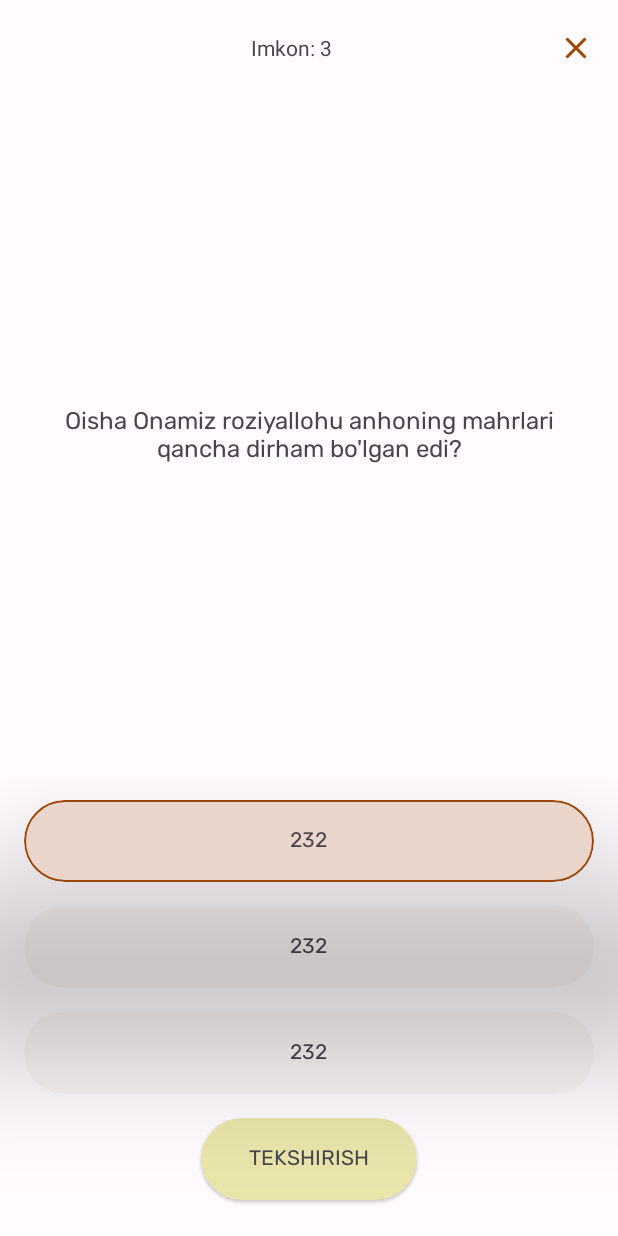
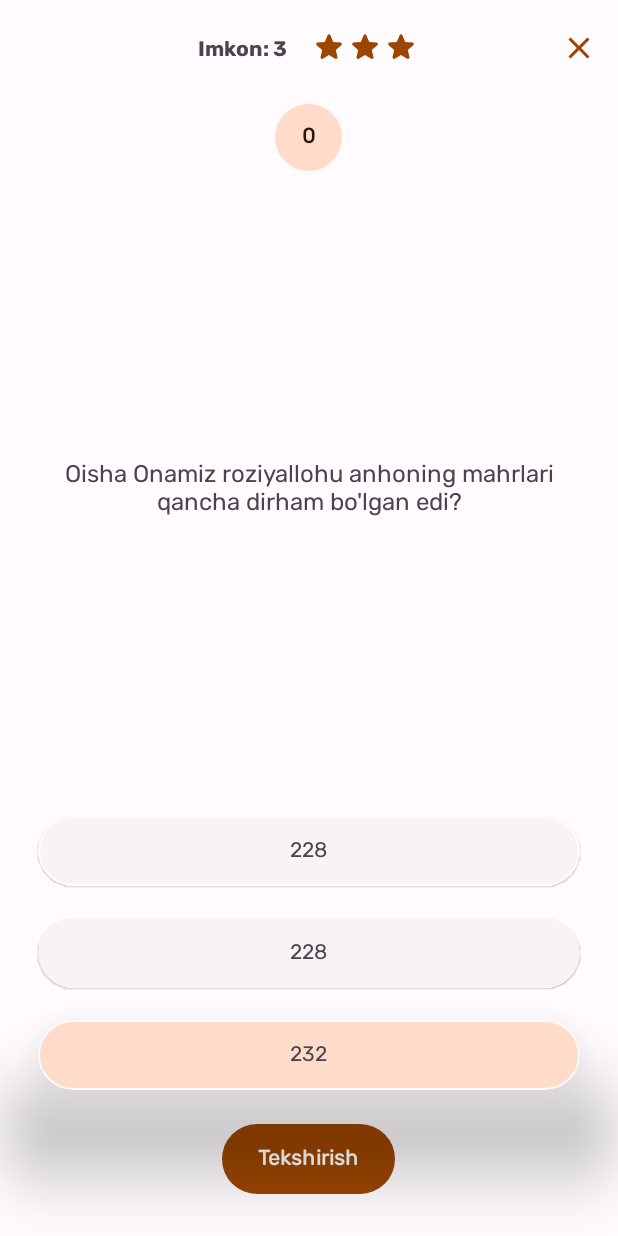
Before and after one commit to mbr1993/android_quiz_app, an Android app: the TestFragment screen opened through its navigation route, after a tap on "232", on a phone screen of 412 x 824 dp. Run offline under Robolectric (Android 15) with nearby library versions, the light colour scheme and no system bars; our stand-ins replace navigation-ui; 2 other taps on this screen came first.

Commit message:
added stars

```diff
--- a/app/src/main/java/uz/mbr/quiz/ui/TestFragment.kt
+++ b/app/src/main/java/uz/mbr/quiz/ui/TestFragment.kt
@@ -21,39 +21,48 @@ class TestFragment : Fragment() {
         val root: View = binding.root
 
         with(binding) {
-            btnScore.setOnClickListener {
+            btnClose.setOnClickListener {
                 findNavController().navigate(R.id.action_testFragment_to_navigation_home)
             }
 
             question1.setOnClickListener {
-                question1.cardElevation = 100F
+                question1.setCardBackgroundColor(resources.getColor(R.color.md_theme_primaryContainer))
+                question1.strokeWidth = 2
+
+                question2.setCardBackgroundColor(resources.getColor(R.color.md_theme_background))
+                question3.setCardBackgroundColor(resources.getColor(R.color.md_theme_background))
+//                checkQuestion.setCardBackgroundColor(resources.getColor(R.color.md_theme_tertiaryContainer))
+                btnCheck.visibility = View.VISIBLE
+
+                question1.cardElevation = 50F
                 question2.cardElevation = 1F
                 question3.cardElevation = 1F
-                question1.strokeWidth = 2
-                question2.strokeWidth = 0
-                question3.strokeWidth = 0
-
-                checkQuestion.setCardBackgroundColor(resources.getColor(R.color.md_theme_tertiaryContainer))
             }
             question2.setOnClickListener {
-                question2.cardElevation = 100F
+                question2.setCardBackgroundColor(resources.getColor(R.color.md_theme_primaryContainer))
+                question2.strokeWidth = 2
+
+                question1.setCardBackgroundColor(resources.getColor(R.color.md_theme_background))
+                question3.setCardBackgroundColor(resources.getColor(R.color.md_theme_background))
+//                checkQuestion.setCardBackgroundColor(resources.getColor(R.color.md_theme_tertiaryContainer))
+                btnCheck.visibility = View.VISIBLE
+
                 question1.cardElevation = 1F
+                question2.cardElevation = 50F
                 question3.cardElevation = 1F
-                question2.strokeWidth = 2
-                question1.strokeWidth = 0
-                question3.strokeWidth = 0
-
-                checkQuestion.setCardBackgroundColor(resources.getColor(R.color.md_theme_tertiaryContainer))
             }
             question3.setOnClickListener {
-                question3.cardElevation = 100F
+                question3.setCardBackgroundColor(resources.getColor(R.color.md_theme_primaryContainer))
+                question3.strokeWidth = 2
+
+                question1.setCardBackgroundColor(resources.getColor(R.color.md_theme_background))
+                question2.setCardBackgroundColor(resources.getColor(R.color.md_theme_background))
+//                checkQuestion.setCardBackgroundColor(resources.getColor(R.color.md_theme_tertiaryContainer))
+                btnCheck.visibility = View.VISIBLE
+
+                question1.cardElevation = 1F
                 question2.cardElevation = 1F
-                question1.cardElevation = 1F
-                question3.strokeWidth = 2
-                question2.strokeWidth = 0
-                question1.strokeWidth = 0
-
-                checkQuestion.setCardBackgroundColor(resources.getColor(R.color.md_theme_tertiaryContainer))
+                question3.cardElevation = 50F
             }
         }
 
--- /dev/null
+++ b/app/src/main/res/drawable/ic_round_star.xml
@@ -0,0 +1,5 @@
+<vector android:height="24dp" android:tint="#000000"
+    android:viewportHeight="24" android:viewportWidth="24"
+    android:width="24dp" xmlns:android="http://schemas.android.com/apk/res/android">
+    <path android:fillColor="@android:color/white" android:pathData="M12,17.27l4.15,2.51c0.76,0.46 1.69,-0.22 1.49,-1.08l-1.1,-4.72l3.67,-3.18c0.67,-0.58 0.31,-1.68 -0.57,-1.75l-4.83,-0.41l-1.89,-4.46c-0.34,-0.81 -1.5,-0.81 -1.84,0L9.19,8.63L4.36,9.04c-0.88,0.07 -1.24,1.17 -0.57,1.75l3.67,3.18l-1.1,4.72c-0.2,0.86 0.73,1.54 1.49,1.08L12,17.27z"/>
+</vector>
--- /dev/null
+++ b/app/src/main/res/drawable/ic_round_star_outline.xml
@@ -0,0 +1,5 @@
+<vector android:height="24dp" android:tint="#000000"
+    android:viewportHeight="24" android:viewportWidth="24"
+    android:width="24dp" xmlns:android="http://schemas.android.com/apk/res/android">
+    <path android:fillColor="@android:color/white" android:pathData="M19.65,9.04l-4.84,-0.42 -1.89,-4.45c-0.34,-0.81 -1.5,-0.81 -1.84,0L9.19,8.63l-4.83,0.41c-0.88,0.07 -1.24,1.17 -0.57,1.75l3.67,3.18 -1.1,4.72c-0.2,0.86 0.73,1.54 1.49,1.08l4.15,-2.5 4.15,2.51c0.76,0.46 1.69,-0.22 1.49,-1.08l-1.1,-4.73 3.67,-3.18c0.67,-0.58 0.32,-1.68 -0.56,-1.75zM12,15.4l-3.76,2.27 1,-4.28 -3.32,-2.88 4.38,-0.38L12,6.1l1.71,4.04 4.38,0.38 -3.32,2.88 1,4.28L12,15.4z"/>
+</vector>
--- a/app/src/main/res/layout/fragment_test.xml
+++ b/app/src/main/res/layout/fragment_test.xml
@@ -7,15 +7,75 @@
     android:orientation="vertical"
     tools:context=".ui.TestFragment">
 
-    <TextView
-        android:id="@+id/btnScore"
+
+    <RelativeLayout
         android:layout_width="match_parent"
-        android:layout_height="?attr/actionBarSize"
-        android:layout_marginHorizontal="16dp"
-        android:gravity="center"
-        android:text="Imkon: 3"
-        app:drawableEndCompat="@drawable/ic_clear"
-        app:drawableTint="@color/md_theme_primary" />
+        android:layout_height="wrap_content"
+        android:orientation="horizontal"
+        android:paddingTop="12dp">
+
+
+        <LinearLayout
+            android:id="@+id/linear_stars"
+            android:layout_width="wrap_content"
+            android:layout_height="wrap_content"
+            android:layout_centerInParent="true"
+            android:gravity="center_vertical"
+            android:orientation="horizontal">
+
+            <TextView
+                android:layout_width="wrap_content"
+                android:layout_height="wrap_content"
+                android:layout_marginTop="1dp"
+                android:layout_marginEnd="16dp"
+                android:fontFamily="@font/rubik_bold"
+                android:text="Imkon: 3" />
+
+            <ImageView
+                android:id="@+id/star1"
+                android:layout_width="wrap_content"
+                android:layout_height="wrap_content"
+                android:src="@drawable/ic_round_star"
+                app:tint="@color/md_theme_primary" />
+
+            <ImageView
+                android:id="@+id/star2"
+                android:layout_width="wrap_content"
+                android:layout_height="wrap_content"
+                android:src="@drawable/ic_round_star"
+                app:tint="@color/md_theme_primary" />
+
+            <ImageView
+                android:id="@+id/star3"
+                android:layout_width="wrap_content"
+                android:layout_height="wrap_content"
+                android:src="@drawable/ic_round_star"
+                app:tint="@color/md_theme_primary" />
+        </LinearLayout>
+
+        <com.google.android.material.button.MaterialButton
+            android:id="@+id/btnClose"
+            style="@style/Widget.Material3.Button.IconButton"
+            android:layout_width="wrap_content"
+            android:layout_height="wrap_content"
+            android:layout_alignParentEnd="true"
+            android:layout_centerVertical="true"
+            app:icon="@drawable/ic_clear"
+            app:iconSize="24dp"
+            tools:ignore="RelativeOverlap" />
+    </RelativeLayout>
+
+    <com.google.android.material.button.MaterialButton
+        android:id="@+id/score_text"
+        style="@style/Widget.Material3.Button.IconButton.Filled.Tonal"
+        android:layout_width="55dp"
+        android:layout_height="55dp"
+        android:layout_gravity="center_horizontal"
+        android:fontFamily="@font/rubik_regular"
+        android:text="0"
+        android:textStyle="bold"
+        app:strokeColor="@color/md_theme_onPrimary"
+        app:strokeWidth="1dp" />
 
     <TextView
         android:layout_width="match_parent"
@@ -36,80 +96,100 @@
             android:id="@+id/question1"
             android:layout_width="match_parent"
             android:layout_height="wrap_content"
-            android:layout_margin="16dp"
-            app:strokeColor="@color/md_theme_primary"
-            app:cardCornerRadius="32dp"
+            android:layout_marginHorizontal="16dp"
+            app:cardCornerRadius="24dp"
             app:cardElevation="1dp"
+            app:cardUseCompatPadding="true"
+            app:strokeColor="@color/md_theme_background"
             app:strokeWidth="0dp">
 
             <TextView
                 android:layout_width="wrap_content"
                 android:layout_height="wrap_content"
                 android:layout_gravity="center"
-                android:layout_margin="16dp"
+                android:layout_margin="12dp"
                 android:fontFamily="@font/rubik_regular"
-                android:text="232" />
+                android:text="228" />
         </com.google.android.material.card.MaterialCardView>
 
         <com.google.android.material.card.MaterialCardView
             android:id="@+id/question2"
             android:layout_width="match_parent"
             android:layout_height="wrap_content"
-            app:strokeColor="@color/md_theme_primary"
             android:layout_marginHorizontal="16dp"
-            app:cardCornerRadius="32dp"
+            app:cardCornerRadius="24dp"
             app:cardElevation="1dp"
+            app:cardUseCompatPadding="true"
+            app:strokeColor="@color/md_theme_background"
             app:strokeWidth="0dp">
 
             <TextView
                 android:layout_width="wrap_content"
                 android:layout_height="wrap_content"
                 android:layout_gravity="center"
-                android:layout_margin="16dp"
+                android:layout_margin="12dp"
                 android:fontFamily="@font/rubik_regular"
-                android:text="232" />
+                android:text="228" />
         </com.google.android.material.card.MaterialCardView>
 
         <com.google.android.material.card.MaterialCardView
             android:id="@+id/question3"
             android:layout_width="match_parent"
             android:layout_height="wrap_content"
-            app:strokeColor="@color/md_theme_primary"
-            android:layout_margin="16dp"
-            app:cardCornerRadius="32dp"
+            android:layout_marginHorizontal="16dp"
+            app:cardCornerRadius="24dp"
             app:cardElevation="1dp"
+            app:cardUseCompatPadding="true"
+            app:strokeColor="@color/md_theme_background"
             app:strokeWidth="0dp">
 
             <TextView
                 android:layout_width="wrap_content"
                 android:layout_height="wrap_content"
                 android:layout_gravity="center"
-                android:layout_margin="16dp"
+                android:layout_margin="12dp"
                 android:fontFamily="@font/rubik_regular"
                 android:text="232" />
         </com.google.android.material.card.MaterialCardView>
 
-        <com.google.android.material.card.MaterialCardView
-            android:id="@+id/checkQuestion"
+        <com.google.android.material.button.MaterialButton
+            android:id="@+id/btnCheck"
             android:layout_width="wrap_content"
             android:layout_height="wrap_content"
             android:layout_gravity="center"
-            android:layout_marginHorizontal="16dp"
+            android:layout_marginHorizontal="24dp"
+            android:layout_marginTop="8dp"
             android:layout_marginBottom="24dp"
-            app:cardCornerRadius="32dp"
-            app:cardElevation="1dp"
-            app:strokeWidth="0dp">
+            android:fontFamily="@font/rubik_regular"
+            android:paddingHorizontal="24dp"
+            android:paddingVertical="12dp"
+            android:text="Tekshirish"
+            android:textStyle="bold"
+            android:visibility="invisible"
+            tools:visibility="visible" />
 
-            <TextView
-                android:layout_width="wrap_content"
-                android:layout_height="wrap_content"
-                android:layout_gravity="center"
-                android:layout_marginHorizontal="32dp"
-                android:layout_marginVertical="16dp"
-                android:fontFamily="@font/rubik_regular"
-                android:text="Tekshirish"
-                android:textAllCaps="true" />
-        </com.google.android.material.card.MaterialCardView>
+        <!--        <com.google.android.material.card.MaterialCardView-->
+        <!--            android:id="@+id/checkQuestion"-->
+        <!--            android:layout_width="match_parent"-->
+        <!--            android:layout_height="wrap_content"-->
+        <!--            android:layout_gravity="center"-->
+        <!--            android:layout_marginHorizontal="16dp"-->
+        <!--            android:layout_marginBottom="24dp"-->
+        <!--            app:cardCornerRadius="24dp"-->
+        <!--            app:cardElevation="1dp"-->
+        <!--            app:cardUseCompatPadding="true"-->
+        <!--            app:strokeColor="@color/md_theme_background"-->
+        <!--            app:strokeWidth="0dp">-->
+
+        <!--            <TextView-->
+        <!--                android:layout_width="wrap_content"-->
+        <!--                android:layout_height="wrap_content"-->
+        <!--                android:layout_gravity="center"-->
+        <!--                android:layout_marginVertical="12dp"-->
+        <!--                android:fontFamily="@font/rubik_regular"-->
+        <!--                android:text="Tekshirish"-->
+        <!--                android:textAllCaps="true" />-->
+        <!--        </com.google.android.material.card.MaterialCardView>-->
     </LinearLayout>
 
 </LinearLayout>
```
